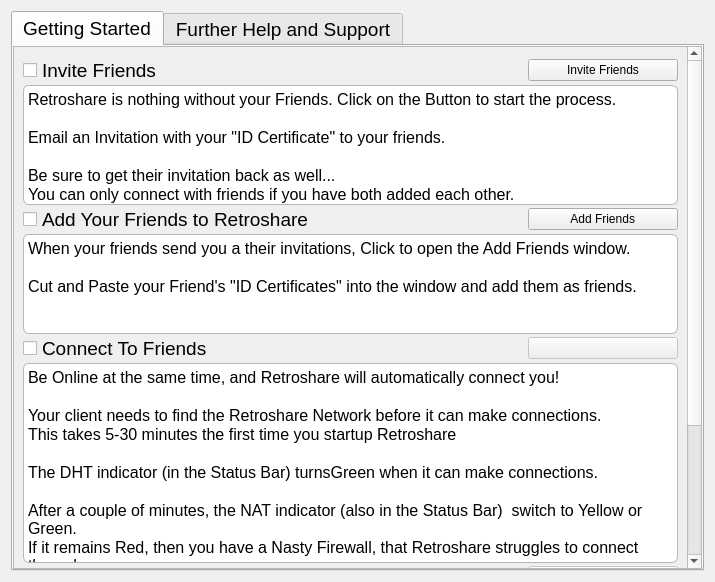
This is retroshare-gui/src/gui/GetStartedDialog.ui in RetroShare/RetroShare as Qt 5 draws it before an edit. The edited form follows.
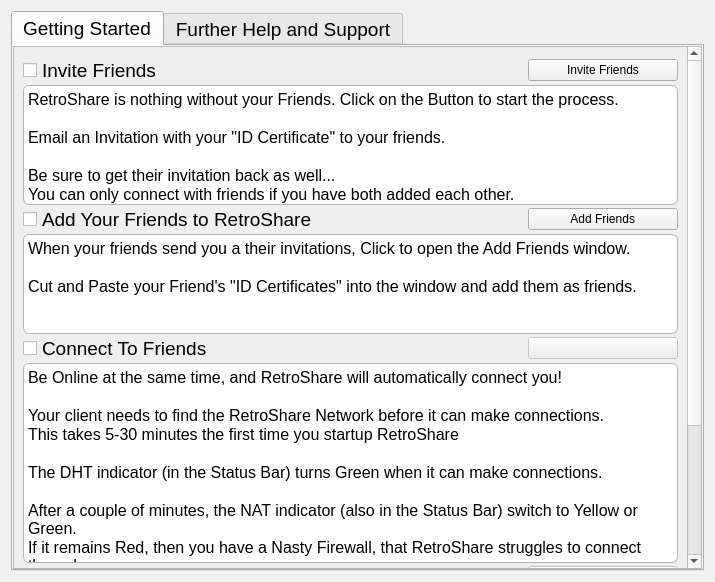
This is the edited form. Icons and pictures are not drawn.

Commit message: Replaced std::string by QString in GetStartedDialog for easier translation and to prevent problems with utf8 chars. Fixed german translation.

What changed in the file:
```diff
--- a/retroshare-gui/src/gui/GetStartedDialog.ui
+++ b/retroshare-gui/src/gui/GetStartedDialog.ui
@@ -595,13 +595,12 @@
 &lt;html&gt;&lt;head&gt;&lt;meta name=&quot;qrichtext&quot; content=&quot;1&quot; /&gt;&lt;style type=&quot;text/css&quot;&gt;
 p, li { white-space: pre-wrap; }
 &lt;/style&gt;&lt;/head&gt;&lt;body style=&quot; font-family:'MS Shell Dlg 2'; font-size:8.25pt; font-weight:400; font-style:normal;&quot;&gt;
-&lt;p style=&quot; margin-top:0px; margin-bottom:0px; margin-left:0px; margin-right:0px; -qt-block-indent:0; text-indent:0px;&quot;&gt;&lt;span style=&quot; font-family:'Arial'; font-size:12pt;&quot;&gt;Retroshare is nothing without your Friends. Click on the Button to start the process.&lt;/span&gt;&lt;/p&gt;
+&lt;p style=&quot; margin-top:0px; margin-bottom:0px; margin-left:0px; margin-right:0px; -qt-block-indent:0; text-indent:0px;&quot;&gt;&lt;span style=&quot; font-family:'Arial'; font-size:12pt;&quot;&gt;RetroShare is nothing without your Friends. Click on the Button to start the process.&lt;/span&gt;&lt;/p&gt;
 &lt;p style=&quot;-qt-paragraph-type:empty; margin-top:0px; margin-bottom:0px; margin-left:0px; margin-right:0px; -qt-block-indent:0; text-indent:0px; font-family:'Arial'; font-size:12pt;&quot;&gt;&lt;/p&gt;
 &lt;p style=&quot; margin-top:0px; margin-bottom:0px; margin-left:0px; margin-right:0px; -qt-block-indent:0; text-indent:0px;&quot;&gt;&lt;span style=&quot; font-family:'Arial'; font-size:12pt;&quot;&gt;Email an Invitation with your &amp;quot;ID Certificate&amp;quot; to your friends.&lt;/span&gt;&lt;/p&gt;
 &lt;p style=&quot;-qt-paragraph-type:empty; margin-top:0px; margin-bottom:0px; margin-left:0px; margin-right:0px; -qt-block-indent:0; text-indent:0px; font-family:'Arial'; font-size:12pt;&quot;&gt;&lt;/p&gt;
 &lt;p style=&quot; margin-top:0px; margin-bottom:0px; margin-left:0px; margin-right:0px; -qt-block-indent:0; text-indent:0px;&quot;&gt;&lt;span style=&quot; font-family:'Arial'; font-size:12pt;&quot;&gt;Be sure to get their invitation back as well... &lt;/span&gt;&lt;/p&gt;
-&lt;p style=&quot; margin-top:0px; margin-bottom:0px; margin-left:0px; margin-right:0px; -qt-block-indent:0; text-indent:0px;&quot;&gt;&lt;span style=&quot; font-family:'Arial'; font-size:12pt;&quot;&gt;You can only connect with friends if you have both added each other.&lt;/span&gt;&lt;/p&gt;
-&lt;p style=&quot;-qt-paragraph-type:empty; margin-top:0px; margin-bottom:0px; margin-left:0px; margin-right:0px; -qt-block-indent:0; text-indent:0px; font-family:'Arial'; font-size:12pt;&quot;&gt;&lt;/p&gt;&lt;/body&gt;&lt;/html&gt;</string>
+&lt;p style=&quot; margin-top:0px; margin-bottom:0px; margin-left:0px; margin-right:0px; -qt-block-indent:0; text-indent:0px;&quot;&gt;&lt;span style=&quot; font-family:'Arial'; font-size:12pt;&quot;&gt;You can only connect with friends if you have both added each other.&lt;/span&gt;&lt;/p&gt;&lt;/body&gt;&lt;/html&gt;</string>
                </property>
               </widget>
              </item>
@@ -623,7 +622,7 @@
                 </font>
                </property>
                <property name="text">
-                <string>Add Your Friends to Retroshare</string>
+                <string>Add Your Friends to RetroShare</string>
                </property>
                <property name="icon">
                 <iconset resource="images.qrc">
@@ -758,15 +757,15 @@
 &lt;html&gt;&lt;head&gt;&lt;meta name=&quot;qrichtext&quot; content=&quot;1&quot; /&gt;&lt;style type=&quot;text/css&quot;&gt;
 p, li { white-space: pre-wrap; }
 &lt;/style&gt;&lt;/head&gt;&lt;body style=&quot; font-family:'MS Shell Dlg 2'; font-size:8.25pt; font-weight:400; font-style:normal;&quot;&gt;
-&lt;p style=&quot; margin-top:0px; margin-bottom:0px; margin-left:0px; margin-right:0px; -qt-block-indent:0; text-indent:0px;&quot;&gt;&lt;span style=&quot; font-family:'Arial'; font-size:12pt;&quot;&gt;Be Online at the same time, and Retroshare will automatically connect you!&lt;/span&gt;&lt;/p&gt;
+&lt;p style=&quot; margin-top:0px; margin-bottom:0px; margin-left:0px; margin-right:0px; -qt-block-indent:0; text-indent:0px;&quot;&gt;&lt;span style=&quot; font-family:'Arial'; font-size:12pt;&quot;&gt;Be Online at the same time, and RetroShare will automatically connect you!&lt;/span&gt;&lt;/p&gt;
 &lt;p style=&quot;-qt-paragraph-type:empty; margin-top:0px; margin-bottom:0px; margin-left:0px; margin-right:0px; -qt-block-indent:0; text-indent:0px; font-family:'Arial'; font-size:12pt;&quot;&gt;&lt;/p&gt;
-&lt;p style=&quot; margin-top:0px; margin-bottom:0px; margin-left:0px; margin-right:0px; -qt-block-indent:0; text-indent:0px;&quot;&gt;&lt;span style=&quot; font-family:'Arial'; font-size:12pt;&quot;&gt;Your client needs to find the Retroshare Network before it can make connections.&lt;/span&gt;&lt;/p&gt;
-&lt;p style=&quot; margin-top:0px; margin-bottom:0px; margin-left:0px; margin-right:0px; -qt-block-indent:0; text-indent:0px;&quot;&gt;&lt;span style=&quot; font-family:'Arial'; font-size:12pt;&quot;&gt;This takes 5-30 minutes the first time you startup Retroshare&lt;/span&gt;&lt;/p&gt;
+&lt;p style=&quot; margin-top:0px; margin-bottom:0px; margin-left:0px; margin-right:0px; -qt-block-indent:0; text-indent:0px;&quot;&gt;&lt;span style=&quot; font-family:'Arial'; font-size:12pt;&quot;&gt;Your client needs to find the RetroShare Network before it can make connections.&lt;/span&gt;&lt;/p&gt;
+&lt;p style=&quot; margin-top:0px; margin-bottom:0px; margin-left:0px; margin-right:0px; -qt-block-indent:0; text-indent:0px;&quot;&gt;&lt;span style=&quot; font-family:'Arial'; font-size:12pt;&quot;&gt;This takes 5-30 minutes the first time you startup RetroShare&lt;/span&gt;&lt;/p&gt;
 &lt;p style=&quot;-qt-paragraph-type:empty; margin-top:0px; margin-bottom:0px; margin-left:0px; margin-right:0px; -qt-block-indent:0; text-indent:0px; font-family:'Arial'; font-size:12pt;&quot;&gt;&lt;/p&gt;
-&lt;p style=&quot; margin-top:0px; margin-bottom:0px; margin-left:0px; margin-right:0px; -qt-block-indent:0; text-indent:0px;&quot;&gt;&lt;span style=&quot; font-family:'Arial'; font-size:12pt;&quot;&gt;The DHT indicator (in the Status Bar) turnsGreen when it can make connections.&lt;/span&gt;&lt;/p&gt;
+&lt;p style=&quot; margin-top:0px; margin-bottom:0px; margin-left:0px; margin-right:0px; -qt-block-indent:0; text-indent:0px;&quot;&gt;&lt;span style=&quot; font-family:'Arial'; font-size:12pt;&quot;&gt;The DHT indicator (in the Status Bar) turns Green when it can make connections.&lt;/span&gt;&lt;/p&gt;
 &lt;p style=&quot;-qt-paragraph-type:empty; margin-top:0px; margin-bottom:0px; margin-left:0px; margin-right:0px; -qt-block-indent:0; text-indent:0px; font-family:'Arial'; font-size:12pt;&quot;&gt;&lt;/p&gt;
-&lt;p style=&quot; margin-top:0px; margin-bottom:0px; margin-left:0px; margin-right:0px; -qt-block-indent:0; text-indent:0px;&quot;&gt;&lt;span style=&quot; font-family:'Arial'; font-size:12pt;&quot;&gt;After a couple of minutes, the NAT indicator (also in the Status Bar)  switch to Yellow or Green.&lt;/span&gt;&lt;/p&gt;
-&lt;p style=&quot; margin-top:0px; margin-bottom:0px; margin-left:0px; margin-right:0px; -qt-block-indent:0; text-indent:0px;&quot;&gt;&lt;span style=&quot; font-family:'Arial'; font-size:12pt;&quot;&gt;If it remains Red, then you have a Nasty Firewall, that Retroshare struggles to connect through.&lt;/span&gt;&lt;/p&gt;
+&lt;p style=&quot; margin-top:0px; margin-bottom:0px; margin-left:0px; margin-right:0px; -qt-block-indent:0; text-indent:0px;&quot;&gt;&lt;span style=&quot; font-family:'Arial'; font-size:12pt;&quot;&gt;After a couple of minutes, the NAT indicator (also in the Status Bar) switch to Yellow or Green.&lt;/span&gt;&lt;/p&gt;
+&lt;p style=&quot; margin-top:0px; margin-bottom:0px; margin-left:0px; margin-right:0px; -qt-block-indent:0; text-indent:0px;&quot;&gt;&lt;span style=&quot; font-family:'Arial'; font-size:12pt;&quot;&gt;If it remains Red, then you have a Nasty Firewall, that RetroShare struggles to connect through.&lt;/span&gt;&lt;/p&gt;
 &lt;p style=&quot;-qt-paragraph-type:empty; margin-top:0px; margin-bottom:0px; margin-left:0px; margin-right:0px; -qt-block-indent:0; text-indent:0px; font-family:'Arial'; font-size:12pt;&quot;&gt;&lt;/p&gt;
 &lt;p style=&quot; margin-top:0px; margin-bottom:0px; margin-left:0px; margin-right:0px; -qt-block-indent:0; text-indent:0px;&quot;&gt;&lt;span style=&quot; font-family:'Arial'; font-size:12pt;&quot;&gt;Look in the Further Help section for more advice about connecting.&lt;/span&gt;&lt;/p&gt;&lt;/body&gt;&lt;/html&gt;</string>
                </property>
```
Left out of the diff: 11 changed lines with no effect on the pictures. The commit also changes 5 other files.
